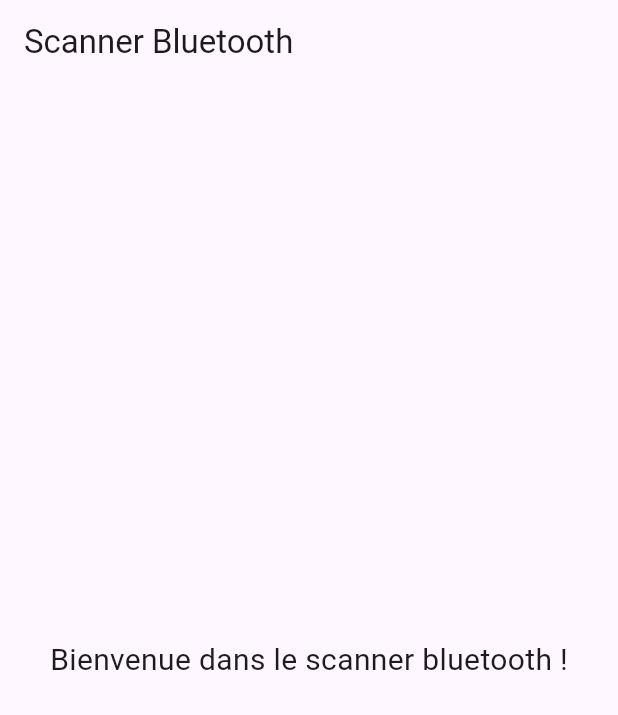
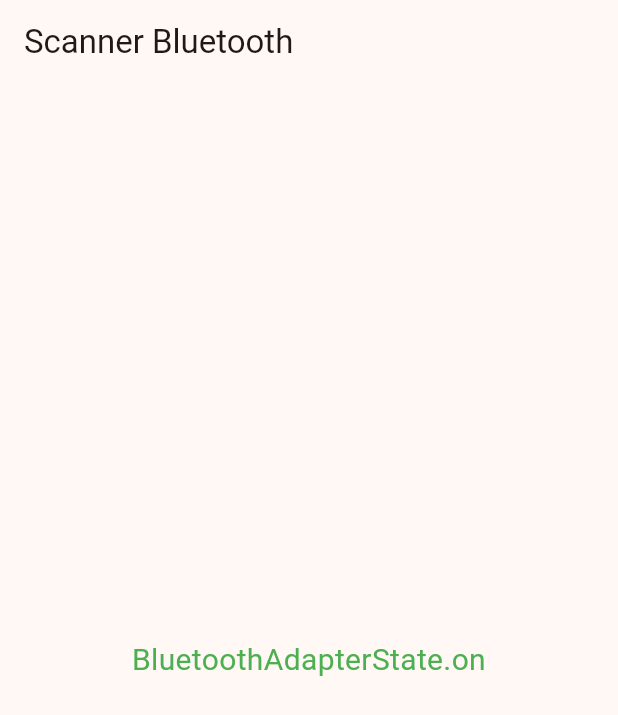
Before and after one commit to ODLTour/Flutter_FOGO, a Flutter app: the screen it shows after launch, on a phone screen of 412 x 824 dp. Shown: the top 715 px of the screen. Run offline on Flutter 3.47's test engine with Material 3 defaults, Android fonts, the phone set to English and light mode, and no system bars; our stand-ins replace flutter_blue_plus.

Commit message:
feat: bluetooth perm + bluetooth state

```diff
--- a/lib/pages/home_page.dart
+++ b/lib/pages/home_page.dart
@@ -1,17 +1,71 @@
 import 'package:flutter/material.dart';
+import 'package:flutter_blue_plus/flutter_blue_plus.dart';
 
-class MyHomePage extends StatelessWidget {
+import 'dart:async';
+
+class MyHomePage extends StatefulWidget {
   const MyHomePage({super.key});
   @override
+  State<MyHomePage> createState() => _MyHomePageState();
+}
+
+class _MyHomePageState extends State<MyHomePage> {
+  BluetoothAdapterState _bluetoothAdapterState = BluetoothAdapterState.unknown;
+  late StreamSubscription<BluetoothAdapterState> _adapterStateStateSubscription;
+
+  @override
+  void initState() {
+    super.initState();
+    _adapterStateStateSubscription = FlutterBluePlus.adapterState.listen((
+      state,
+    ) {
+      _bluetoothAdapterState = state;
+      if (mounted) {
+        setState(() {});
+      }
+    });
+  }
+
+  @override
+  void dispose() {
+    _adapterStateStateSubscription.cancel();
+    super.dispose();
+  }
+
+  String _getBluetoothStatusMessage(BluetoothAdapterState state) {
+    switch (state) {
+      case BluetoothAdapterState.unavailable:
+        return 'BluetoothAdapterState.unavailable';
+      case BluetoothAdapterState.unauthorized:
+        return 'BluetoothAdapterState.unauthorized';
+      case BluetoothAdapterState.off:
+        return 'BluetoothAdapterState.off';
+      case BluetoothAdapterState.on:
+        return 'BluetoothAdapterState.on';
+      default:
+        return 'default';
+    }
+  }
+
+  @override
   Widget build(BuildContext context) {
-    return MaterialApp(
-      home: Scaffold(
-        appBar: AppBar(title: Text('Scanner Bluetooth')),
-        body: Center(
-          child: Text(
-            'Bienvenue dans le scanner bluetooth !',
-            style: TextStyle(fontSize: 20),
-          ),
+    return Scaffold(
+      appBar: AppBar(title: const Text('Scanner Bluetooth')),
+      body: Center(
+        child: Column(
+          mainAxisAlignment: MainAxisAlignment.center,
+          children: [
+            Text(
+              _getBluetoothStatusMessage(_bluetoothAdapterState),
+              textAlign: TextAlign.center,
+              style: TextStyle(
+                fontSize: 20,
+                color: _bluetoothAdapterState == BluetoothAdapterState.on
+                    ? Colors.green
+                    : Colors.red,
+              ),
+            ),
+          ],
         ),
       ),
     );
```
Also changed, not shown: 3 other files.
